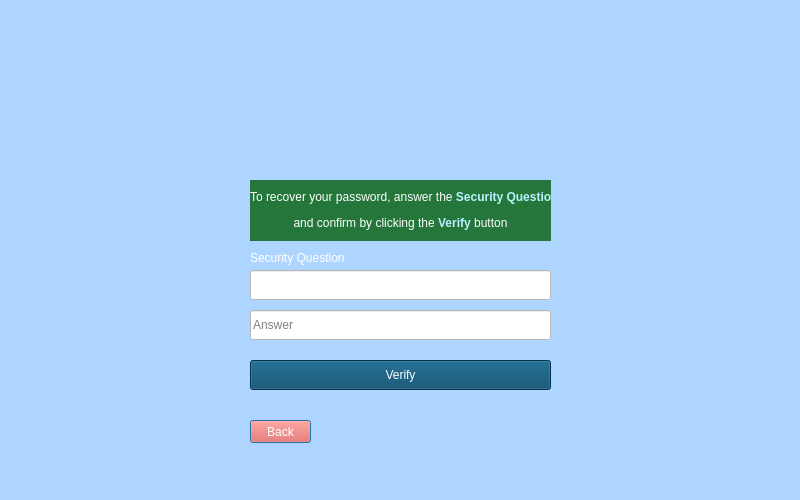
kazimierczak-robert/LeonCam, file LeonCam/ForgottenPassword.ui: the form before one commit.
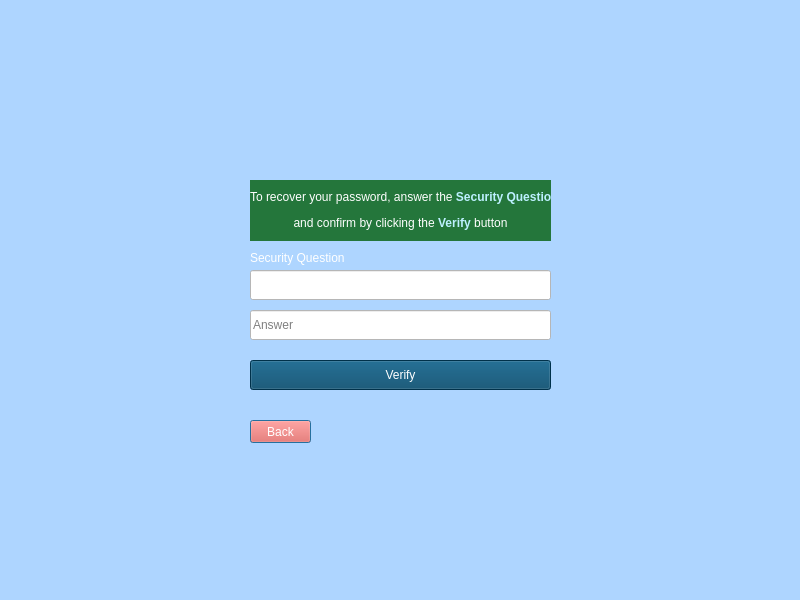
The form after the commit. Icons and pictures are not drawn.

```diff
--- a/LeonCam/ForgottenPassword.ui
+++ b/LeonCam/ForgottenPassword.ui
@@ -10,19 +10,19 @@
     <x>0</x>
     <y>0</y>
     <width>800</width>
-    <height>500</height>
+    <height>600</height>
    </rect>
   </property>
   <property name="minimumSize">
    <size>
     <width>800</width>
-    <height>500</height>
+    <height>600</height>
    </size>
   </property>
   <property name="maximumSize">
    <size>
     <width>800</width>
-    <height>500</height>
+    <height>600</height>
    </size>
   </property>
   <property name="windowTitle">
```
